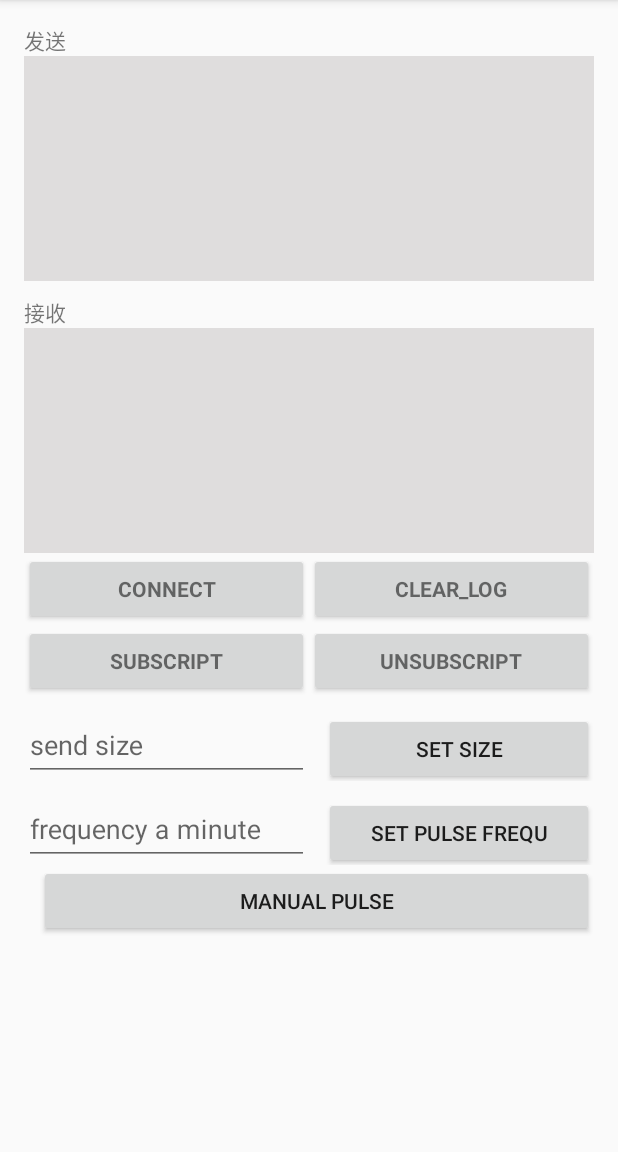
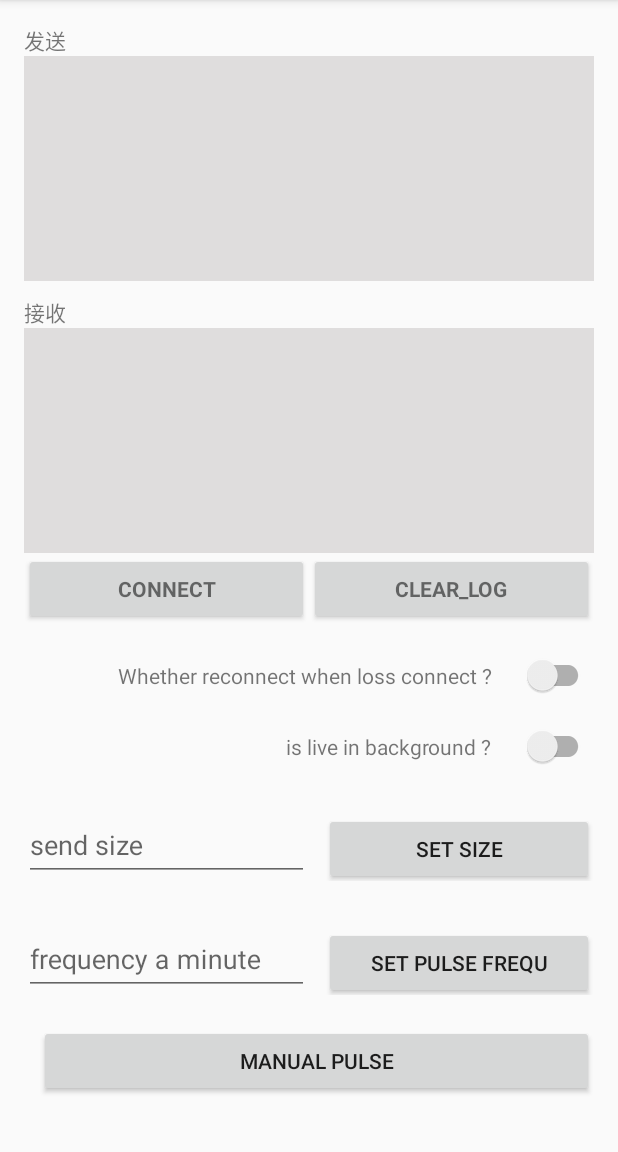
Before and after one commit to xuuhaoo/OkSocket, an Android app: the ComplexDemoActivity screen opened directly, with no data from a screen before it, on a phone screen of 412 x 824 dp, the part 84-1236 px from its top. Run offline under Robolectric (Android 15) with nearby library versions, the phone set to English and light mode, and no system bars; 3 statements that could not run were skipped.

Commit message:
提交demo修改

```diff
--- a/app/src/main/java/com/xuhao/android/oksocket/ComplexDemoActivity.java
+++ b/app/src/main/java/com/xuhao/android/oksocket/ComplexDemoActivity.java
@@ -8,8 +8,10 @@ import android.os.Bundle;
 import android.support.v7.app.AppCompatActivity;
 import android.support.v7.widget.LinearLayoutManager;
 import android.support.v7.widget.RecyclerView;
+import android.support.v7.widget.SwitchCompat;
 import android.view.View;
 import android.widget.Button;
+import android.widget.CompoundButton;
 import android.widget.EditText;
 import android.widget.Toast;
 
@@ -20,6 +22,7 @@ import com.xuhao.android.libsocket.sdk.bean.IPulseSendable;
 import com.xuhao.android.libsocket.sdk.bean.ISendable;
 import com.xuhao.android.libsocket.sdk.bean.OriginalData;
 import com.xuhao.android.libsocket.sdk.connection.IConnectionManager;
+import com.xuhao.android.libsocket.sdk.connection.NoneReconnect;
 import com.xuhao.android.oksocket.adapter.LogAdapter;
 import com.xuhao.android.oksocket.data.HandShake;
 import com.xuhao.android.oksocket.data.LogBean;
@@ -37,14 +40,14 @@ public class ComplexDemoActivity extends AppCompatActivity {
 
     private Button mConnect;
     private IConnectionManager mManager;
-    private Button mSub;
-    private Button mUnSub;
     private EditText mSendSizeET;
     private Button mSetSize;
     private EditText mFrequency;
     private Button mSetFrequency;
     private Button mMenualPulse;
     private Button mClearLog;
+    private SwitchCompat mReconnectSwitch;
+    private SwitchCompat mLiveBGSwitch;
 
     private RecyclerView mSendList;
     private RecyclerView mReceList;
@@ -58,6 +61,14 @@ public class ComplexDemoActivity extends AppCompatActivity {
         public void onSocketConnectionSuccess(Context context, ConnectionInfo info, String action) {
             mManager.send(new HandShake());
             mConnect.setText("DisConnect");
+            initSwitch();
+        }
+
+        private void initSwitch() {
+            OkSocketOptions okSocketOptions = mManager.getOption();
+            int minute = okSocketOptions.getBackgroundLiveMinute();
+            mLiveBGSwitch.setChecked(minute != -1);
+            mReconnectSwitch.setChecked(!(okSocketOptions.getReconnectionManager() instanceof NoneReconnect));
         }
 
         @Override
@@ -133,17 +144,17 @@ public class ComplexDemoActivity extends AppCompatActivity {
     }
 
     private void findViews() {
-        mSendList = (RecyclerView) findViewById(R.id.send_list);
-        mReceList = (RecyclerView) findViewById(R.id.rece_list);
-        mClearLog = (Button) findViewById(R.id.clear_log);
-        mSetFrequency = (Button) findViewById(R.id.set_pulse_frequency);
-        mFrequency = (EditText) findViewById(R.id.pulse_frequency);
-        mConnect = (Button) findViewById(R.id.connect);
-        mSub = (Button) findViewById(R.id.subscript);
-        mUnSub = (Button) findViewById(R.id.unsubscript);
-        mSendSizeET = (EditText) findViewById(R.id.send_size);
-        mSetSize = (Button) findViewById(R.id.set_size);
-        mMenualPulse = (Button) findViewById(R.id.manual_pulse);
+        mSendList = findViewById(R.id.send_list);
+        mReceList = findViewById(R.id.rece_list);
+        mClearLog = findViewById(R.id.clear_log);
+        mSetFrequency = findViewById(R.id.set_pulse_frequency);
+        mFrequency = findViewById(R.id.pulse_frequency);
+        mConnect = findViewById(R.id.connect);
+        mSendSizeET = findViewById(R.id.send_size);
+        mSetSize = findViewById(R.id.set_size);
+        mMenualPulse = findViewById(R.id.manual_pulse);
+        mLiveBGSwitch = findViewById(R.id.is_live_in_bg);
+        mReconnectSwitch = findViewById(R.id.switch_reconnect);
     }
 
     private void initData() {
@@ -155,12 +166,47 @@ public class ComplexDemoActivity extends AppCompatActivity {
         mReceList.setLayoutManager(manager2);
         mReceList.setAdapter(mReceLogAdapter);
 
-        mInfo = new ConnectionInfo("117.136.38.163", 8080);
+        mInfo = new ConnectionInfo("104.238.184.237", 8080);
         mManager = open(mInfo).option(OkSocketOptions.getDefault());
     }
 
     private void setListener() {
         mManager.registerReceiver(adapter);
+
+        mLiveBGSwitch.setOnCheckedChangeListener(new CompoundButton.OnCheckedChangeListener() {
+            @Override
+            public void onCheckedChanged(CompoundButton buttonView, boolean isChecked) {
+                if (mManager != null && !mManager.isConnect()) {
+                    buttonView.setChecked(!isChecked);
+                    return;
+                }
+                int value = -1;
+                if (isChecked) {
+                    value = OkSocketOptions.getDefault().getBackgroundLiveMinute();
+                } else {
+                    value = -1;
+                }
+                OkSocketOptions okSocketOptions = new OkSocketOptions.Builder(mManager.getOption())
+                        .setBackgroundLiveMinute(value)
+                        .build();
+                mManager.option(okSocketOptions);
+            }
+        });
+
+        mReconnectSwitch.setOnCheckedChangeListener(new CompoundButton.OnCheckedChangeListener() {
+            @Override
+            public void onCheckedChanged(CompoundButton buttonView, boolean isChecked) {
+                if (mManager != null && !mManager.isConnect()) {
+                    buttonView.setChecked(!isChecked);
+                    return;
+                }
+                if (!isChecked) {
+                    mManager.option(new OkSocketOptions.Builder(mManager.getOption()).setReconnectionManager(new NoneReconnect()).build());
+                } else {
+                    mManager.option(new OkSocketOptions.Builder(mManager.getOption()).setReconnectionManager(OkSocketOptions.getDefault().getReconnectionManager()).build());
+                }
+            }
+        });
         mConnect.setOnClickListener(new View.OnClickListener() {
             @Override
             public void onClick(View v) {
@@ -175,20 +221,6 @@ public class ComplexDemoActivity extends AppCompatActivity {
                 }
             }
         });
-        mSub.setOnClickListener(new View.OnClickListener() {
-            @Override
-            public void onClick(View v) {
-                if (mManager == null) {
-                    return;
-                }
-                if (!mManager.isConnect()) {
-                    Toast.makeText(getApplicationContext(), "未连接,请先连接", LENGTH_SHORT).show();
-                } else {
-                    NearCarRegisterRq nearCarRegisterRq = new NearCarRegisterRq(getApplicationContext(), true);
-                    mManager.send(nearCarRegisterRq);
-                }
-            }
-        });
         mClearLog.setOnClickListener(new View.OnClickListener() {
             @Override
             public void onClick(View v) {
@@ -196,20 +228,6 @@ public class ComplexDemoActivity extends AppCompatActivity {
                 mSendLogAdapter.getDataList().clear();
                 mReceLogAdapter.notifyDataSetChanged();
                 mSendLogAdapter.notifyDataSetChanged();
-            }
-        });
-        mUnSub.setOnClickListener(new View.OnClickListener() {
-            @Override
-            public void onClick(View v) {
-                if (mManager == null) {
-                    return;
-                }
-                if (!mManager.isConnect()) {
-                    Toast.makeText(getApplicationContext(), "未连接,请先连接", LENGTH_SHORT).show();
-                } else {
-                    NearCarRegisterRq nearCarRegisterRq = new NearCarRegisterRq(getApplicationContext(), false);
-                    mManager.send(nearCarRegisterRq);
-                }
             }
         });
         mSetSize.setOnClickListener(new View.OnClickListener() {
@@ -236,10 +254,10 @@ public class ComplexDemoActivity extends AppCompatActivity {
                 if (mManager == null) {
                     return;
                 }
-                String timeoutstr = mFrequency.getText().toString();
+                String frequencyStr = mFrequency.getText().toString();
                 long frequency = 0;
                 try {
-                    frequency = Long.parseLong(timeoutstr);
+                    frequency = Long.parseLong(frequencyStr);
                     OkSocketOptions okOptions = new OkSocketOptions.Builder(mManager.getOption())
                             .setPulseFrequency(frequency)
                             .build();
@@ -251,7 +269,7 @@ public class ComplexDemoActivity extends AppCompatActivity {
         mMenualPulse.setOnClickListener(new View.OnClickListener() {
             @Override
             public void onClick(View v) {
-                mManager.send(new PulseBean());
+                mManager.getPulseManager().trigger();
             }
         });
     }
@@ -273,6 +291,7 @@ public class ComplexDemoActivity extends AppCompatActivity {
         super.onDestroy();
         if (mManager != null) {
             mManager.disconnect();
+            mManager.unRegisterReceiver(adapter);
         }
     }
 
--- a/app/src/main/res/layout/activity_complex.xml
+++ b/app/src/main/res/layout/activity_complex.xml
@@ -1,9 +1,9 @@
 <LinearLayout xmlns:android="http://schemas.android.com/apk/res/android"
-              android:layout_width="match_parent"
-              android:layout_height="match_parent"
-              android:gravity="center_horizontal"
-              android:orientation="vertical"
-              android:padding="16dp">
+    android:layout_width="match_parent"
+    android:layout_height="match_parent"
+    android:gravity="center_horizontal"
+    android:orientation="vertical"
+    android:padding="16dp">
 
     <ScrollView
         android:id="@+id/form"
@@ -19,26 +19,26 @@
             <TextView
                 android:layout_width="wrap_content"
                 android:layout_height="wrap_content"
-                android:text="发送"/>
+                android:text="发送" />
 
             <android.support.v7.widget.RecyclerView
                 android:id="@+id/send_list"
                 android:layout_width="match_parent"
                 android:layout_height="150dp"
-                android:background="#dfdddd"/>
+                android:background="#dfdddd" />
 
             <TextView
                 android:layout_width="wrap_content"
                 android:layout_height="wrap_content"
                 android:layout_alignParentRight="true"
                 android:layout_marginTop="10dp"
-                android:text="接收"/>
+                android:text="接收" />
 
             <android.support.v7.widget.RecyclerView
                 android:id="@+id/rece_list"
                 android:layout_width="match_parent"
                 android:layout_height="150dp"
-                android:background="#dfdddd"/>
+                android:background="#dfdddd" />
 
             <LinearLayout
                 android:layout_width="match_parent"
@@ -52,7 +52,7 @@
                     android:layout_height="wrap_content"
                     android:layout_weight="1"
                     android:text="Connect"
-                    android:textStyle="bold"/>
+                    android:textStyle="bold" />
 
                 <Button
                     android:id="@+id/clear_log"
@@ -61,38 +61,52 @@
                     android:layout_height="wrap_content"
                     android:layout_weight="1"
                     android:text="CLEAR_LOG"
-                    android:textStyle="bold"/>
+                    android:textStyle="bold" />
 
             </LinearLayout>
 
             <LinearLayout
                 android:layout_width="match_parent"
                 android:layout_height="wrap_content"
+                android:layout_marginTop="20dp"
+                android:gravity="right"
                 android:orientation="horizontal">
 
-                <Button
-                    android:id="@+id/subscript"
-                    style="?android:textAppearanceSmall"
-                    android:layout_width="match_parent"
+                <TextView
+                    android:layout_width="wrap_content"
                     android:layout_height="wrap_content"
-                    android:layout_weight="1"
-                    android:text="SUBSCRIPT"
-                    android:textStyle="bold"/>
+                    android:text="Whether reconnect when loss connect ?" />
 
-
-                <Button
-                    android:id="@+id/unsubscript"
-                    style="?android:textAppearanceSmall"
-                    android:layout_width="match_parent"
+                <android.support.v7.widget.SwitchCompat
+                    android:id="@+id/switch_reconnect"
+                    android:layout_width="wrap_content"
                     android:layout_height="wrap_content"
-                    android:layout_weight="1"
-                    android:text="UNSUBSCRIPT"
-                    android:textStyle="bold"/>
+                    android:layout_marginLeft="20dp" />
             </LinearLayout>
 
             <LinearLayout
                 android:layout_width="match_parent"
                 android:layout_height="wrap_content"
+                android:layout_marginTop="20dp"
+                android:gravity="right"
+                android:orientation="horizontal">
+
+                <TextView
+                    android:layout_width="wrap_content"
+                    android:layout_height="wrap_content"
+                    android:text="is live in background ?" />
+
+                <android.support.v7.widget.SwitchCompat
+                    android:id="@+id/is_live_in_bg"
+                    android:layout_width="wrap_content"
+                    android:layout_height="wrap_content"
+                    android:layout_marginLeft="20dp" />
+            </LinearLayout>
+
+            <LinearLayout
+                android:layout_width="match_parent"
+                android:layout_height="wrap_content"
+                android:layout_marginTop="20dp"
                 android:orientation="horizontal">
 
                 <android.support.design.widget.TextInputLayout
@@ -107,7 +121,7 @@
                         android:hint="send size"
                         android:inputType="number"
                         android:lines="1"
-                        android:maxLines="1"/>
+                        android:maxLines="1" />
 
                 </android.support.design.widget.TextInputLayout>
 
@@ -117,42 +131,13 @@
                     android:layout_height="wrap_content"
                     android:layout_marginLeft="10dp"
                     android:layout_weight="1"
-                    android:text="set size"/>
+                    android:text="set size" />
             </LinearLayout>
-
-            <!--<LinearLayout-->
-            <!--android:layout_width="match_parent"-->
-            <!--android:layout_height="wrap_content"-->
-            <!--android:orientation="horizontal">-->
-
-            <!--<android.support.design.widget.TextInputLayout-->
-            <!--android:layout_width="match_parent"-->
-            <!--android:layout_height="wrap_content"-->
-            <!--android:layout_weight="1">-->
-
-            <!--<EditText-->
-            <!--android:id="@+id/read_timeout_second"-->
-            <!--android:layout_width="match_parent"-->
-            <!--android:layout_height="wrap_content"-->
-            <!--android:hint="read timeout second"-->
-            <!--android:inputType="number"-->
-            <!--android:lines="1"-->
-            <!--android:maxLines="1"/>-->
-
-            <!--</android.support.design.widget.TextInputLayout>-->
-
-            <!--<Button-->
-            <!--android:id="@+id/set_timeout"-->
-            <!--android:layout_width="match_parent"-->
-            <!--android:layout_height="wrap_content"-->
-            <!--android:layout_marginLeft="10dp"-->
-            <!--android:layout_weight="1"-->
-            <!--android:text="set timeout"/>-->
-            <!--</LinearLayout>-->
 
             <LinearLayout
                 android:layout_width="match_parent"
                 android:layout_height="wrap_content"
+                android:layout_marginTop="20dp"
                 android:orientation="horizontal">
 
                 <android.support.design.widget.TextInputLayout
@@ -167,7 +152,7 @@
                         android:hint="frequency a minute"
                         android:inputType="number"
                         android:lines="1"
-                        android:maxLines="1"/>
+                        android:maxLines="1" />
 
                 </android.support.design.widget.TextInputLayout>
 
@@ -177,7 +162,7 @@
                     android:layout_height="wrap_content"
                     android:layout_marginLeft="10dp"
                     android:layout_weight="1"
-                    android:text="set pulse frequ"/>
+                    android:text="set pulse frequ" />
             </LinearLayout>
 
             <Button
@@ -185,8 +170,9 @@
                 android:layout_width="match_parent"
                 android:layout_height="wrap_content"
                 android:layout_marginLeft="10dp"
+                android:layout_marginTop="20dp"
                 android:layout_weight="1"
-                android:text="manual pulse"/>
+                android:text="manual pulse" />
         </LinearLayout>
     </ScrollView>
 </LinearLayout>
--- a/app/src/main/java/com/xuhao/android/oksocket/NoneReconnect.java
+++ b/socket/src/main/java/com/xuhao/android/libsocket/sdk/connection/NoneReconnect.java
@@ -1,9 +1,8 @@
-package com.xuhao.android.oksocket;
+package com.xuhao.android.libsocket.sdk.connection;
 
 import android.content.Context;
 
 import com.xuhao.android.libsocket.sdk.ConnectionInfo;
-import com.xuhao.android.libsocket.sdk.connection.AbsReconnectionManager;
 
 /**
  * Created by Tony on 2017/10/24.
```
Also changed, not shown: app/src/main/java/com/xuhao/android/oksocket/SimpleDemoActivity.java (+5 -5 lines), socket/src/main/java/com/xuhao/android/libsocket/sdk/OkSocketOptions.java (+7 -1 lines).
